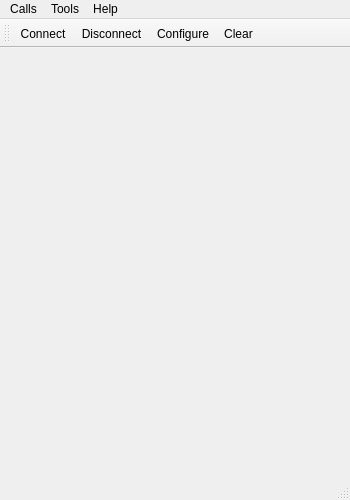
sunbibei/visualizer, file mainwindow.ui: the form before one commit.
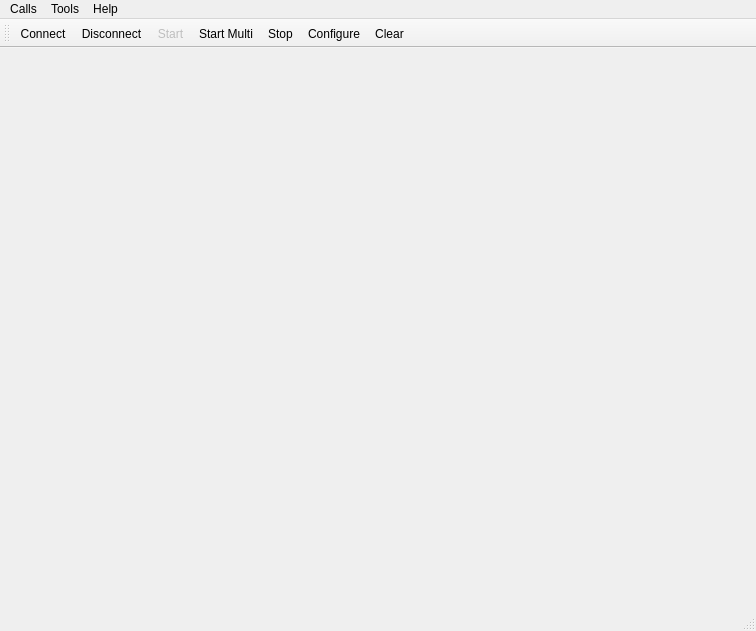
The form after the commit. Icons and pictures are not drawn. Custom widgets are drawn as their Qt base class.

Patch:
```diff
--- a/mainwindow.ui
+++ b/mainwindow.ui
@@ -6,8 +6,8 @@
    <rect>
     <x>0</x>
     <y>0</y>
-    <width>350</width>
-    <height>500</height>
+    <width>756</width>
+    <height>631</height>
    </rect>
   </property>
   <property name="windowTitle">
@@ -16,16 +16,53 @@
   <widget class="QWidget" name="centralWidget">
    <layout class="QVBoxLayout" name="verticalLayout">
     <item>
-     <widget class="QLabel" name="imshow">
-      <property name="sizePolicy">
-       <sizepolicy hsizetype="Expanding" vsizetype="Expanding">
-        <horstretch>0</horstretch>
-        <verstretch>0</verstretch>
-       </sizepolicy>
-      </property>
-      <property name="text">
-       <string/>
-      </property>
+     <widget class="QWidget" name="widget" native="true">
+      <widget class="QLabel" name="imshow">
+       <property name="geometry">
+        <rect>
+         <x>0</x>
+         <y>0</y>
+         <width>311</width>
+         <height>331</height>
+        </rect>
+       </property>
+       <property name="text">
+        <string/>
+       </property>
+      </widget>
+      <widget class="QCustomPlot" name="plotx" native="true">
+       <property name="geometry">
+        <rect>
+         <x>-1</x>
+         <y>340</y>
+         <width>741</width>
+         <height>101</height>
+        </rect>
+       </property>
+      </widget>
+      <widget class="QCustomPlot" name="ploty" native="true">
+       <property name="geometry">
+        <rect>
+         <x>-1</x>
+         <y>449</y>
+         <width>741</width>
+         <height>91</height>
+        </rect>
+       </property>
+      </widget>
+      <widget class="QLabel" name="val_view">
+       <property name="geometry">
+        <rect>
+         <x>336</x>
+         <y>10</y>
+         <width>401</width>
+         <height>321</height>
+        </rect>
+       </property>
+       <property name="text">
+        <string/>
+       </property>
+      </widget>
      </widget>
     </item>
    </layout>
@@ -35,8 +72,8 @@
     <rect>
      <x>0</x>
      <y>0</y>
-     <width>350</width>
-     <height>22</height>
+     <width>756</width>
+     <height>21</height>
     </rect>
    </property>
    <widget class="QMenu" name="menuCalls">
@@ -75,6 +112,9 @@
    </attribute>
    <addaction name="actionConnect"/>
    <addaction name="actionDisconnect"/>
+   <addaction name="actionStart"/>
+   <addaction name="actionStart_Multi"/>
+   <addaction name="actionStop"/>
    <addaction name="actionConfigure"/>
    <addaction name="actionClear"/>
   </widget>
@@ -125,6 +165,24 @@
     <string>Ctrl+D</string>
    </property>
   </action>
+  <action name="actionStart">
+   <property name="enabled">
+    <bool>false</bool>
+   </property>
+   <property name="icon">
+    <iconset resource="visualizer.qrc">
+     <normaloff>:/images/start.png</normaloff>:/images/start.png</iconset>
+   </property>
+   <property name="text">
+    <string>Start</string>
+   </property>
+   <property name="toolTip">
+    <string>Start to receve from CSR</string>
+   </property>
+   <property name="shortcut">
+    <string>Ctrl+S</string>
+   </property>
+  </action>
   <action name="actionConfigure">
    <property name="icon">
     <iconset resource="visualizer.qrc">
@@ -167,8 +225,34 @@
     <string>Ctrl+Q</string>
    </property>
   </action>
+  <action name="actionStart_Multi">
+   <property name="icon">
+    <iconset resource="visualizer.qrc">
+     <normaloff>:/images/start_mult.png</normaloff>:/images/start_mult.png</iconset>
+   </property>
+   <property name="text">
+    <string>Start Multi</string>
+   </property>
+  </action>
+  <action name="actionStop">
+   <property name="icon">
+    <iconset resource="visualizer.qrc">
+     <normaloff>:/images/stop.png</normaloff>:/images/stop.png</iconset>
+   </property>
+   <property name="text">
+    <string>Stop</string>
+   </property>
+  </action>
  </widget>
  <layoutdefault spacing="6" margin="11"/>
+ <customwidgets>
+  <customwidget>
+   <class>QCustomPlot</class>
+   <extends>QWidget</extends>
+   <header>qcustomplot.h</header>
+   <container>1</container>
+  </customwidget>
+ </customwidgets>
  <resources>
   <include location="visualizer.qrc"/>
  </resources>
```
Left out of the diff: 3 changed lines with no effect on the pictures.
